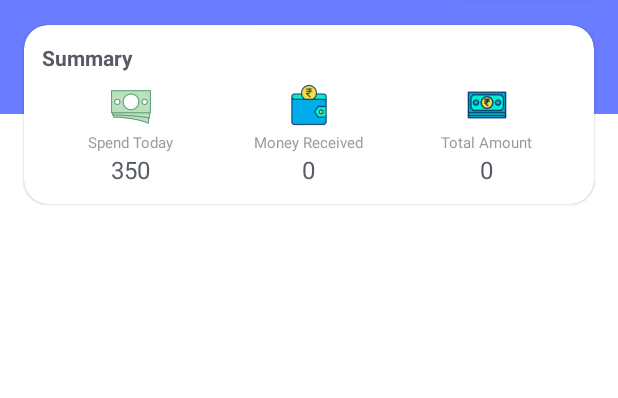
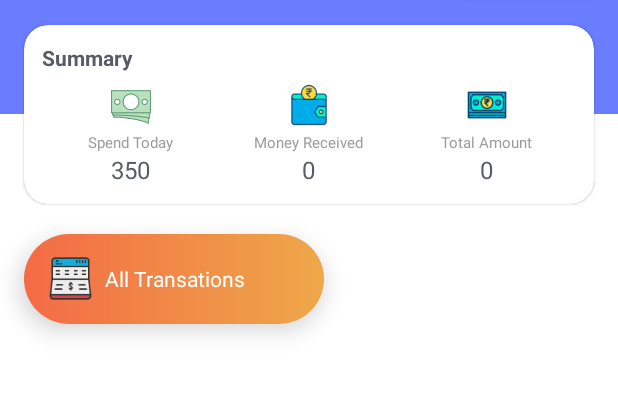
Before and after one commit to shanumm/paylook, an Android app: the screen it shows after launch (MainActivity), on a phone screen of 412 x 824 dp, the part 74-472 px from its top. Run offline under Robolectric (Android 15) with nearby library versions, the phone set to English and light mode, and no system bars; our stand-ins replace sdp/ssp sizes.

Commit message:
2nd commit

```diff
--- a/app/src/main/java/com/myapplication/permission/MyMovieData.java
+++ b/app/src/main/java/com/myapplication/permission/MyTransactionData.java
@@ -38,13 +38,13 @@
 //
 package com.myapplication.permission;
 
-public class MyMovieData {
+public class MyTransactionData {
 
     private String movieName;
     private String movieDate;
     private Integer movieImage;
 
-    public MyMovieData(String movieName, String movieDate, Integer movieImage) {
+    public MyTransactionData(String movieName, String movieDate, Integer movieImage) {
         this.movieName = movieName;
         this.movieDate = movieDate;
         this.movieImage = movieImage;
--- /dev/null
+++ b/app/src/main/res/drawable/bg1.xml
@@ -0,0 +1,6 @@
+<?xml version="1.0" encoding="utf-8"?>
+<shape xmlns:android="http://schemas.android.com/apk/res/android" android:shape="rectangle">
+<gradient android:startColor="#f46b45"
+    android:endColor="#eea849"/>
+    <corners android:radius="40dp" />
+</shape>
--- a/app/src/main/res/layout/activity_main.xml
+++ b/app/src/main/res/layout/activity_main.xml
@@ -41,15 +41,15 @@
     <Button
         android:layout_width="wrap_content"
         android:layout_height="wrap_content"
-        android:text="update"
-        android:textSize="10sp"
         android:layout_marginEnd="16dp"
         android:layout_marginRight="16dp"
+        android:onClick="Read_SMS"
+        android:text="update"
         android:textColor="@color/white"
+        android:textSize="10sp"
         app:layout_constraintBottom_toBottomOf="@id/textTitle"
         app:layout_constraintEnd_toEndOf="parent"
         app:layout_constraintTop_toTopOf="@id/textTitle"
-        android:onClick="Read_SMS"
 
 
         />
@@ -183,20 +183,57 @@
         </androidx.constraintlayout.widget.ConstraintLayout>
     </com.google.android.material.card.MaterialCardView>
 
+    <LinearLayout
+        android:layout_width="match_parent"
+        android:layout_height="wrap_content"
+        android:orientation="vertical"
+        app:layout_constraintTop_toBottomOf="@id/cardHeader">
+
+        <RelativeLayout
+            android:layout_width="200dp"
+            android:layout_height="60dp"
+            android:layout_marginStart="16dp"
+            android:layout_marginTop="20dp"
+            android:layout_marginEnd="16dp"
+            android:background="@drawable/bg1"
+            android:elevation="10dp">
+
+            <androidx.appcompat.widget.AppCompatImageView
+                android:layout_width="30dp"
+                android:layout_height="30dp"
+                android:src="@drawable/bank"
+                android:layout_centerVertical="true"
+                android:layout_marginStart="16dp"
+                />
+
+            <TextView
+                android:layout_width="match_parent"
+                android:layout_height="match_parent"
+                android:gravity="center"
+                android:text="All Transations"
+                android:textColor="#ffffff" />
+
+
+        </RelativeLayout>
+
 
         <ListView
+            android:id="@+id/listview"
             android:layout_width="match_parent"
-        android:layout_marginTop="10dp"
             android:layout_height="wrap_content"
-        android:id="@+id/listview"
+            android:layout_marginTop="20dp"
+            android:clickable="false"
+            android:divider="@null"
+            android:dividerHeight="@dimen/_8sdp"
             android:paddingStart="16dp"
+            android:focusable="false"
+            android:focusableInTouchMode="false"
+            android:listSelector="@android:color/transparent"
             android:paddingEnd="16dp"
             android:scrollbars="none"
-        android:clickable="false"
             app:layout_constraintTop_toBottomOf="@id/cardHeader"
-        tools:listitem="@layout/list_item1"
-        android:divider="@null"
-        android:dividerHeight="@dimen/_8sdp"/>
+            tools:listitem="@layout/list_item1" />
+    </LinearLayout>
     <!--    <ScrollView-->
     <!--        android:layout_width="match_parent"-->
     <!--        android:layout_height="0dp"-->
```
Also changed, not shown: app/src/main/java/com/myapplication/permission/MyTransactionAdapter.java (renamed from app/src/main/java/com/myapplication/permission/MyMovieAdapter.java, +10 -10 lines), app/src/main/res/drawable-v24/bank.png (added). Lines whose indentation alone changed are shown as unchanged.
